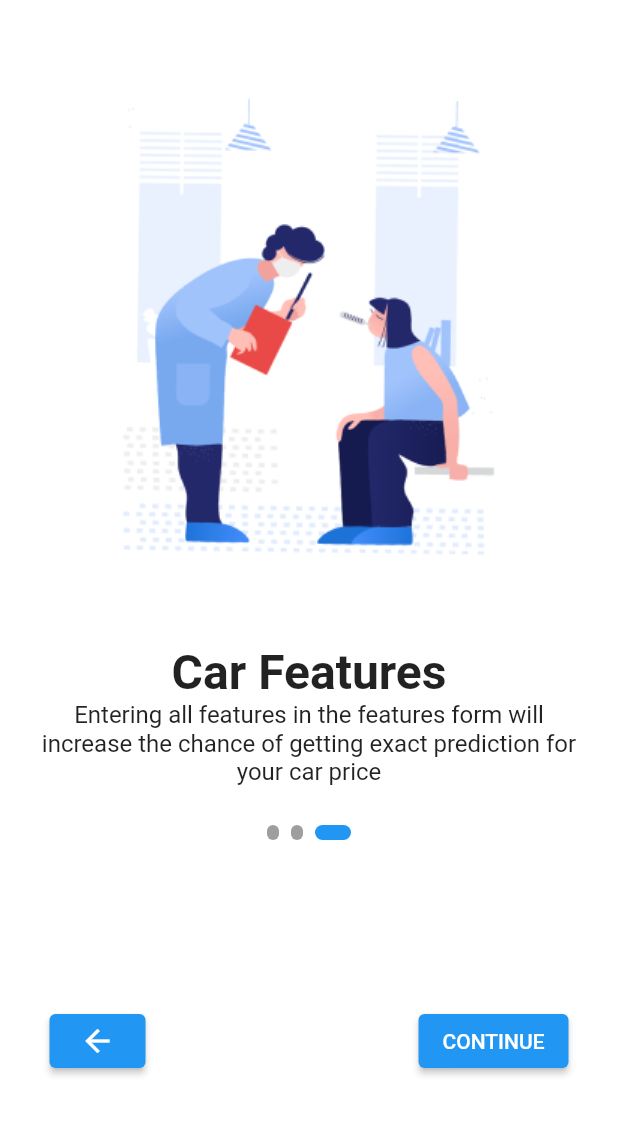
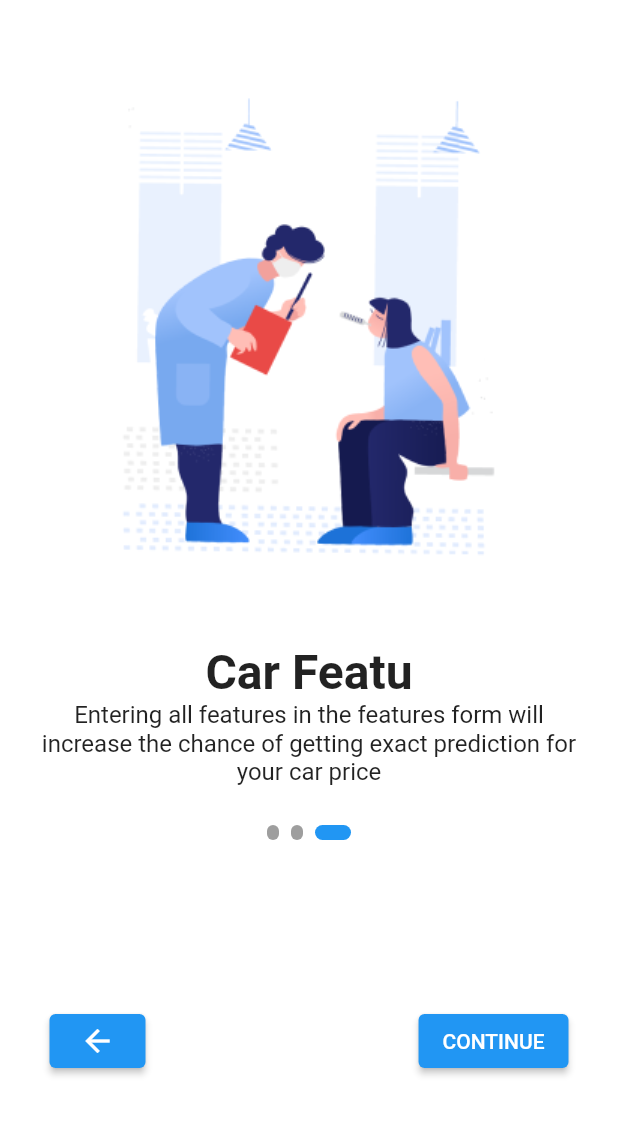
Before and after one commit to g-random-a/Resure-Car-Price-Prediction, a Flutter app: the screen it shows after launch, swiped to page 3, on a phone screen of 412 x 824 dp, the part 114-1236 px from its top. Run offline on Flutter 3.47's test engine with Material 2 defaults, Android fonts, the light colour scheme and no system bars; drawn by our look-alikes of carousel_slider, smooth_page_indicator; our stand-ins replace animated_splash_screen, equatable, flutter_bloc, flutter_rating_bar, flutter_spinkit, loader_overlay; Roboto replaces fonts that are missing (Raleway, RobotoMono).

Commit message:
some changes

```diff
--- a/resure_frontend/lib/feature/prediction/presentation/starter1.dart
+++ b/resure_frontend/lib/feature/prediction/presentation/starter1.dart
@@ -25,7 +25,7 @@ class _Starter1State extends State<Starter1> {
   List<String> title = [
     "Welcome To Resure",
     "Get Car Price Easly",
-    "Car Features"
+    "Car Featu"
   ];
   List<String> discription = [
     "Resure is AI based car price predition mobile app that will predict your old car current market price with the highest accurency",
```
